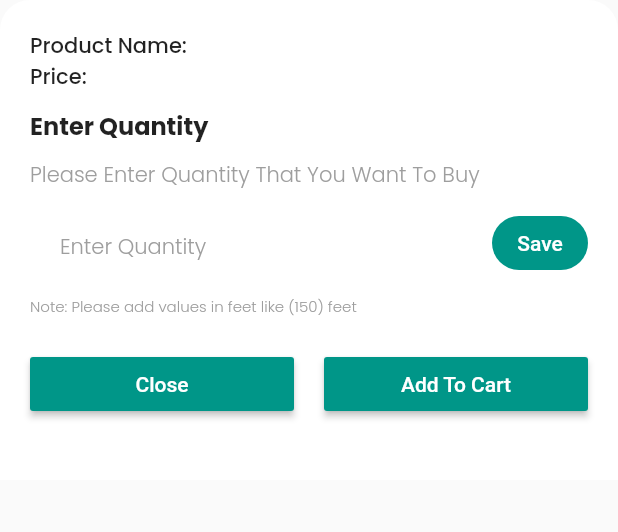
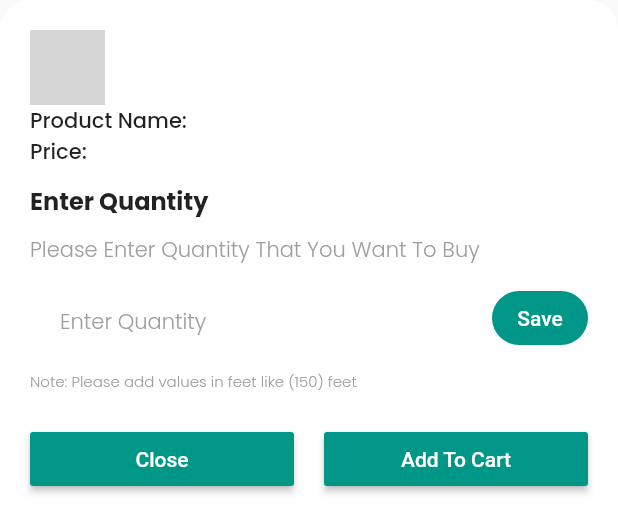
Before and after one commit to JamshaidMallik/amenities_fyp, a Flutter app: the MyBottomSheet widget shown alone on an empty page, opened directly with empty values, on a phone screen of 412 x 824 dp. Shown: the top 532 px of the screen. Run offline on Flutter 3.47's test engine with Material 2 defaults, Android fonts, the phone set to English and light mode, and no system bars; our stand-ins replace awesome_dialog, cached_network_image, cloud_firestore, dotted_border, firebase_auth, firebase_core and 6 more; accounts and stored records are empty; network calls fail; grey boxes are pictures that could not be loaded.

Commit message:
image add in bottom sheet

```diff
--- a/lib/screens/user_screens/quantity_bottom_sheet.dart
+++ b/lib/screens/user_screens/quantity_bottom_sheet.dart
@@ -7,6 +7,7 @@ import 'package:get/get.dart';
 import '../../constant.dart';
 import '../../controller/product_controller.dart';
 import '../../widgets/custom_text_field.dart';
+import '../../widgets/photo_view.dart';
 
 class MyBottomSheet extends StatelessWidget {
   final Product product;
@@ -36,6 +37,22 @@ class MyBottomSheet extends StatelessWidget {
                     crossAxisAlignment: CrossAxisAlignment.start,
                     mainAxisSize: MainAxisSize.min,
                     children: [
+                      GestureDetector(
+                        onTap: (){
+                          Get.to(()=> PhotoViewPage(product.image));
+                        },
+                        child: SizedBox(
+                          height: 50,
+                          width: 50,
+                          child: ClipRRect(
+                            borderRadius: BorderRadius.circular(5.0),
+                            child: Image.network(
+                              product.image.toString(),
+                              fit: BoxFit.cover,
+                            ),
+                          ),
+                        ),
+                      ),
                       Text(
                         'Product Name: ${product.productName}',
                         style: kSubHeadingText,
```
